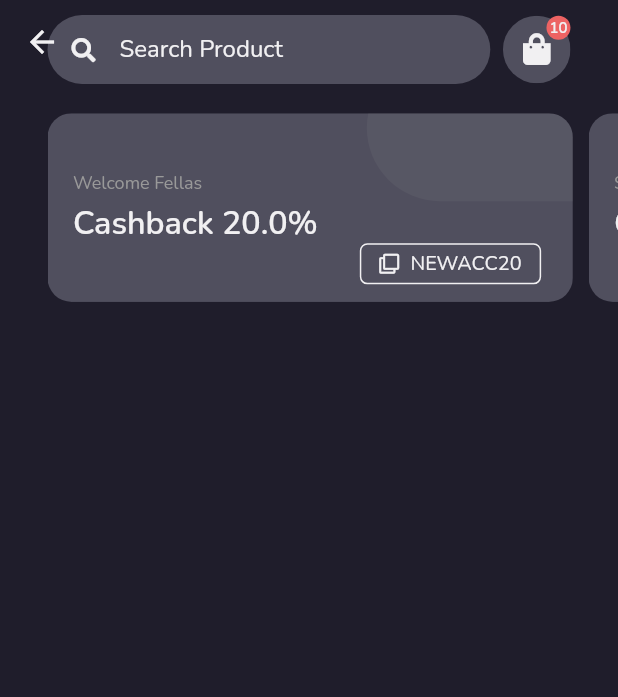
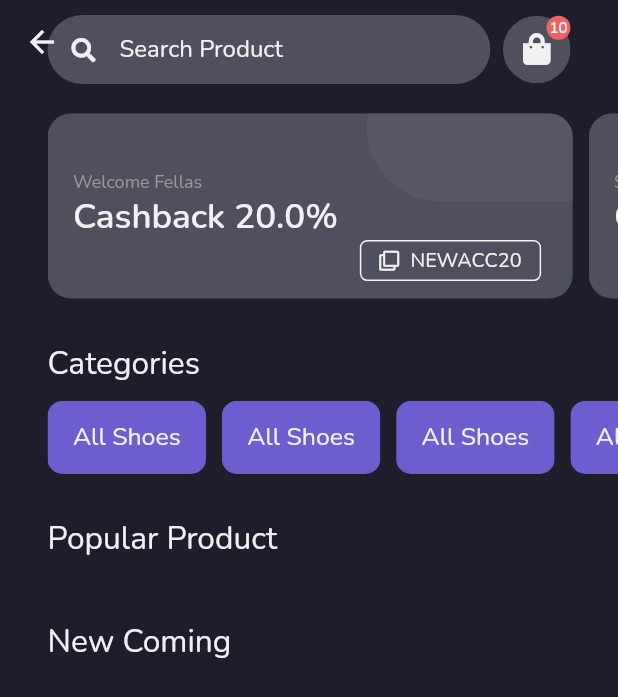
Before and after one commit to ianahmfac/iShoes, a Flutter app: the HomePage screen opened directly, on a phone screen of 412 x 824 dp. Shown: the top 697 px of the screen. Run offline on Flutter 3.47's test engine with Material 2 defaults, Android fonts, the light colour scheme and no system bars; our stand-ins replace auto_route, font_awesome_flutter, google_fonts.

Commit message:
Adding title section and category item, also make changes in cashback item

```diff
--- /dev/null
+++ b/lib/features/auth/widgets/title_section.dart
@@ -0,0 +1,31 @@
+import 'package:flutter/material.dart';
+import '../../../config/themes/size_config.dart';
+import '../../../core/constants/theme_constant.dart';
+
+class TitleSection extends StatelessWidget {
+  const TitleSection({
+    Key? key,
+    required this.title,
+    this.fontSize,
+  }) : super(key: key);
+  final String title;
+  final double? fontSize;
+
+  @override
+  Widget build(BuildContext context) {
+    return Container(
+      margin: EdgeInsets.fromLTRB(
+        getProportionateScreenWidth(kDefaultMargin),
+        getProportionateScreenHeight(kDefaultMargin),
+        getProportionateScreenWidth(kDefaultMargin),
+        getProportionateScreenHeight(10),
+      ),
+      child: Text(
+        title,
+        style: kPrimaryTextStyle.copyWith(
+          fontSize: getProportionateScreenWidth(fontSize ?? 20),
+        ),
+      ),
+    );
+  }
+}
--- a/lib/features/home/pages/home_page.dart
+++ b/lib/features/home/pages/home_page.dart
@@ -1,5 +1,8 @@
 import 'package:flutter/material.dart';
 import 'package:font_awesome_flutter/font_awesome_flutter.dart';
+import '../../auth/widgets/title_section.dart';
+
+import '../widgets/category_item.dart';
 
 import '../../../config/themes/size_config.dart';
 import '../../../core/constants/theme_constant.dart';
@@ -23,19 +26,43 @@ class HomePage extends StatelessWidget {
 
   Widget _contentBody() {
     return Column(
+      crossAxisAlignment: CrossAxisAlignment.start,
       children: [
         _cashbackBanner(),
+        TitleSection(title: 'Categories'),
+        _categories(),
+        TitleSection(title: 'Popular Product'),
+        TitleSection(title: 'New Coming'),
       ],
     );
   }
 
-  Widget _cashbackBanner() {
-    return SizedBox(
-      height: SizeConfig.screenHeight * 0.2,
+  Widget _categories() {
+    return Container(
+      height: getProportionateScreenHeight(50),
       child: ListView.builder(
         padding: EdgeInsets.symmetric(
           horizontal: getProportionateScreenWidth(kDefaultMargin),
-          vertical: getProportionateScreenHeight(20),
+        ),
+        scrollDirection: Axis.horizontal,
+        itemCount: 5,
+        itemBuilder: (BuildContext context, int index) {
+          return CategoryItem(
+            name: 'All Shoes',
+            onPressed: () {},
+          );
+        },
+      ),
+    );
+  }
+
+  Widget _cashbackBanner() {
+    return Container(
+      margin: EdgeInsets.only(top: getProportionateScreenHeight(20)),
+      height: SizeConfig.screenHeight * 0.15,
+      child: ListView.builder(
+        padding: EdgeInsets.symmetric(
+          horizontal: getProportionateScreenWidth(kDefaultMargin),
         ),
         scrollDirection: Axis.horizontal,
         itemCount: dummyCashback.length,
--- a/lib/features/home/widgets/cashback_item.dart
+++ b/lib/features/home/widgets/cashback_item.dart
@@ -24,7 +24,6 @@ class CashbackItem extends StatelessWidget {
               width: SizeConfig.screenWidth * 0.85,
               padding: EdgeInsets.symmetric(
                 horizontal: getProportionateScreenWidth(16),
-                vertical: getProportionateScreenHeight(20),
               ),
               color: kSubtitleColor,
               child: Column(
@@ -35,7 +34,6 @@ class CashbackItem extends StatelessWidget {
                     cashback.title,
                     style: kSecondaryTextStyle.copyWith(fontSize: 12),
                   ),
-                  SizedBox(height: getProportionateScreenHeight(4)),
                   Row(
                     children: [
                       Expanded(
@@ -43,7 +41,7 @@ class CashbackItem extends StatelessWidget {
                           'Cashback ${cashback.amount}%',
                           style: kPrimaryTextStyle.copyWith(
                             fontWeight: kSemiBoldWeight,
-                            fontSize: getProportionateScreenHeight(22),
+                            fontSize: getProportionateScreenWidth(22),
                           ),
                         ),
                       ),
--- /dev/null
+++ b/lib/features/home/widgets/category_item.dart
@@ -0,0 +1,38 @@
+import 'package:flutter/material.dart';
+import '../../../config/themes/size_config.dart';
+import '../../../core/constants/theme_constant.dart';
+
+class CategoryItem extends StatelessWidget {
+  const CategoryItem({
+    Key? key,
+    required this.name,
+    required this.onPressed,
+  }) : super(key: key);
+  final String name;
+  final VoidCallback onPressed;
+
+  @override
+  Widget build(BuildContext context) {
+    return Padding(
+      padding: EdgeInsets.only(right: getProportionateScreenWidth(10)),
+      child: ClipRRect(
+        borderRadius: BorderRadius.circular(10),
+        child: Material(
+          color: kPrimaryColor,
+          child: InkWell(
+            onTap: onPressed,
+            child: Container(
+              height: getProportionateScreenHeight(50),
+              width: getProportionateScreenWidth(100),
+              padding: EdgeInsets.symmetric(
+                vertical: getProportionateScreenHeight(10),
+                horizontal: getProportionateScreenWidth(16),
+              ),
+              child: FittedBox(child: Text(name)),
+            ),
+          ),
+        ),
+      ),
+    );
+  }
+}
```
